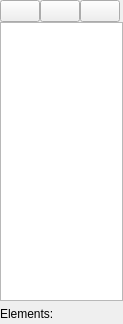
First picture: the form in list.ui, repository HappySeaFox/tht, before the edit.
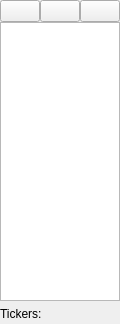
Second picture: the form after the edit. Icons and pictures are not drawn.

Commit message: Added layout management, now it is possible to move tickers from one list to another

What changed in the file:
```diff
--- a/list.ui
+++ b/list.ui
@@ -6,7 +6,7 @@
    <rect>
     <x>0</x>
     <y>0</y>
-    <width>123</width>
+    <width>111</width>
     <height>324</height>
    </rect>
   </property>
@@ -70,7 +70,7 @@
    <item row="3" column="0">
     <widget class="QLabel" name="label">
      <property name="text">
-      <string>Elements:</string>
+      <string>Tickers:</string>
      </property>
     </widget>
    </item>
```
Left out of the diff: 14 changed lines with no effect on the pictures. The commit also changes 7 other files.
